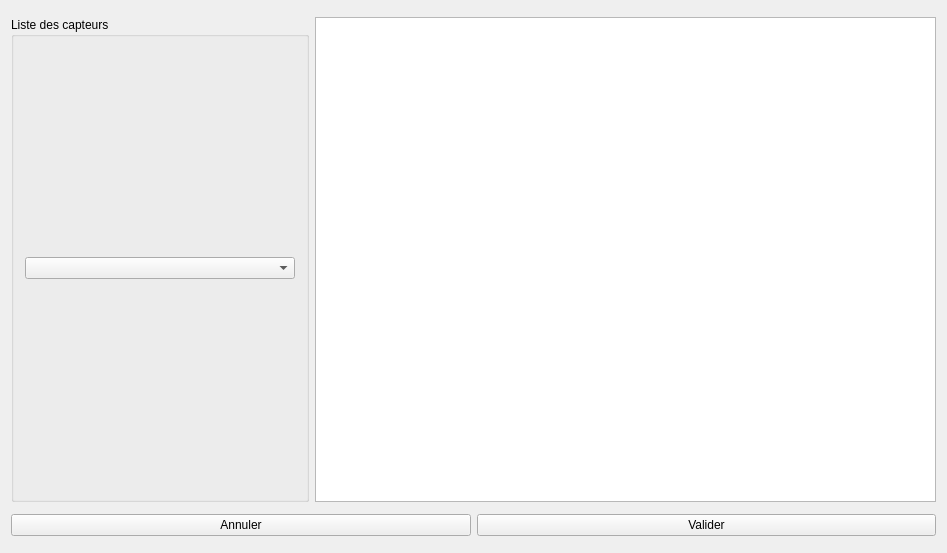
The window that src/F_ChoisirSonde.ui (lna44700/gexao51) describes before a commit, drawn with Qt 5.
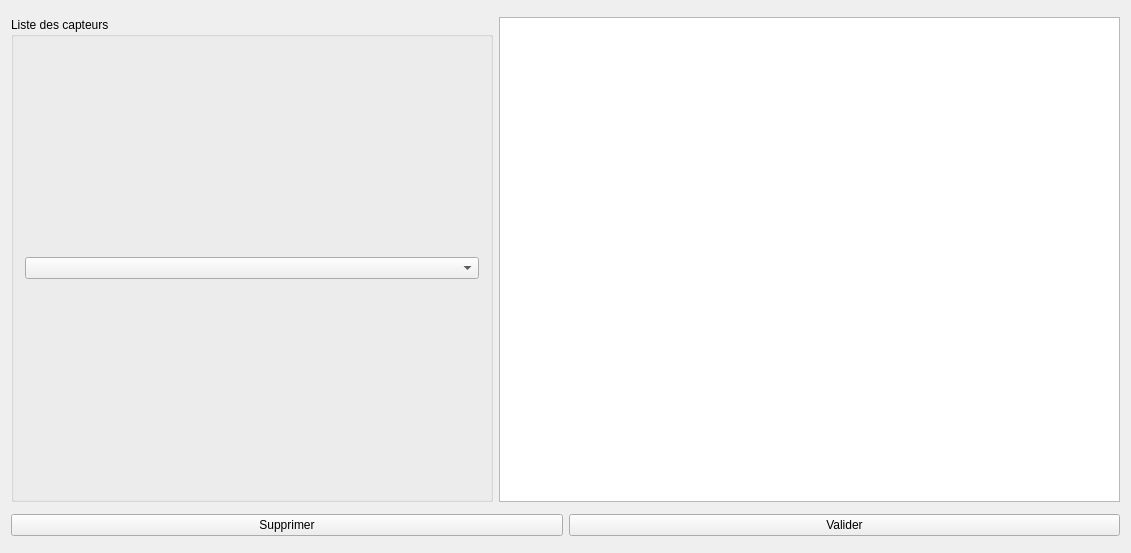
The same window after the commit. Icons and pictures are not drawn.

The edit to the form file:
```diff
--- a/src/F_ChoisirSonde.ui
+++ b/src/F_ChoisirSonde.ui
@@ -6,7 +6,7 @@
    <rect>
     <x>0</x>
     <y>0</y>
-    <width>941</width>
+    <width>1131</width>
     <height>553</height>
    </rect>
   </property>
@@ -56,6 +56,9 @@
      </item>
      <item>
       <widget class="QGraphicsView" name="Vue">
+       <property name="enabled">
+        <bool>true</bool>
+       </property>
        <property name="minimumSize">
         <size>
          <width>621</width>
@@ -95,7 +98,7 @@
      <item>
       <widget class="QPushButton" name="Bt_Annuler">
        <property name="text">
-        <string>Annuler</string>
+        <string>Supprimer</string>
        </property>
        <property name="icon">
         <iconset resource="icones.qrc">
```
Left out of the diff: 6 changed lines with no effect on the pictures.
